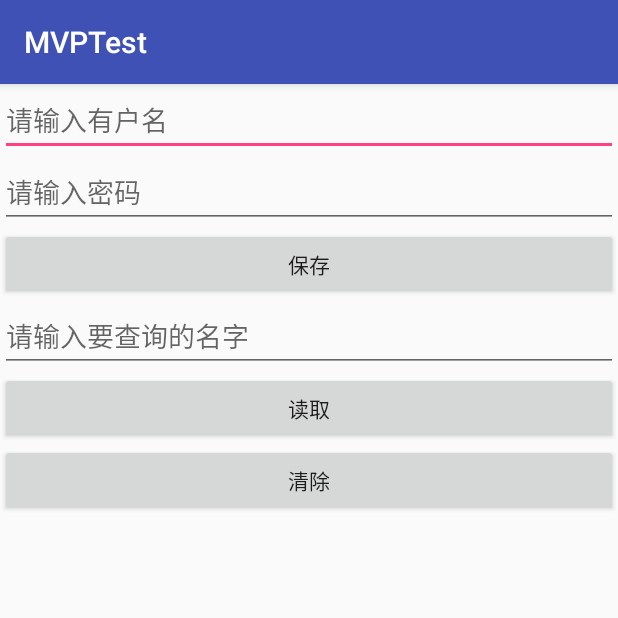
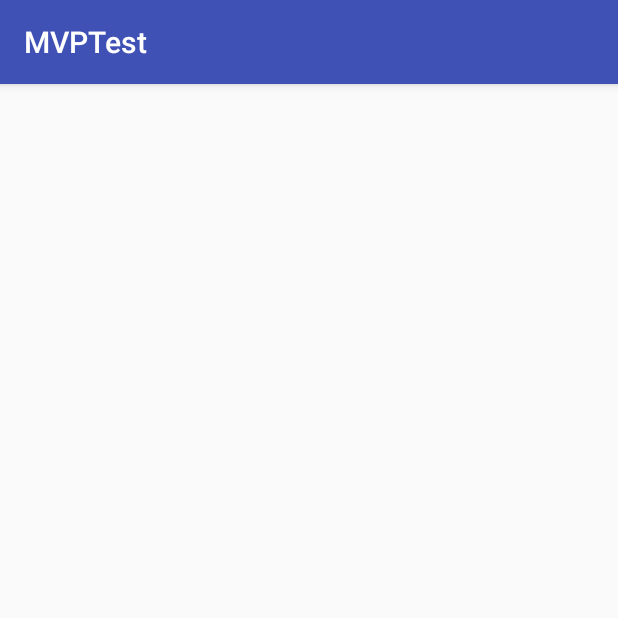
Before and after one commit to tudouloveloli/MVPTest, an Android app: the MainActivity screen opened directly, with no data from a screen before it, on a phone screen of 412 x 824 dp, the top half of it. Run offline under Robolectric (Android 15) with nearby library versions, the phone set to English and light mode, and no system bars.

Commit message:
调整结构，完善代码的清晰度

```diff
--- a/app/src/main/java/com/gaoshiwei/mvptest/MainActivity.java
+++ b/app/src/main/java/com/gaoshiwei/mvptest/MainActivity.java
@@ -2,7 +2,6 @@ package com.gaoshiwei.mvptest;
 
 import android.support.v7.app.AppCompatActivity;
 import android.os.Bundle;
-import android.widget.EditText;
 
 public class MainActivity extends AppCompatActivity{
 
@@ -11,5 +10,4 @@ public class MainActivity extends AppCompatActivity{
         super.onCreate(savedInstanceState);
         setContentView(R.layout.activity_main);
     }
-
 }
--- a/app/src/main/java/com/gaoshiwei/mvptest/UserLoginActivity.java
+++ b/app/src/main/java/com/gaoshiwei/mvptest/UserLoginActivity.java
@@ -8,11 +8,13 @@ import android.widget.EditText;
 import android.widget.ProgressBar;
 import android.widget.Toast;
 
+import com.gaoshiwei.mvptest.R;
 import com.gaoshiwei.mvptest.bean.User;
 import com.gaoshiwei.mvptest.presenter.UserLoginPresenter;
 import com.gaoshiwei.mvptest.view.IUserLoginView;
 
 public class UserLoginActivity extends AppCompatActivity implements IUserLoginView {
+
     private EditText mEtUsername, mEtPassword;
     private Button mBtnLogin, mBtnClear;
     private ProgressBar mPbLoading;
@@ -26,6 +28,9 @@ public class UserLoginActivity extends AppCompatActivity implements IUserLoginVi
 
     }
 
+    /**
+     * init View
+     */
     private void initView() {
 
         mEtUsername = (EditText) findViewById(R.id.edit_name);
--- a/app/src/main/java/com/gaoshiwei/mvptest/model/IUserBiz.java
+++ b/app/src/main/java/com/gaoshiwei/mvptest/model/IUserModel.java
@@ -4,7 +4,7 @@ package com.gaoshiwei.mvptest.model;
  * Created by gaoshiwei on 2017/6/14.
  */
 
-public interface IUserBiz {
+public interface IUserModel {
     void login(String name,String password,OnLoginListener loginListener);
 
 }
--- a/app/src/main/java/com/gaoshiwei/mvptest/model/OnLoginListener.java
+++ b/app/src/main/java/com/gaoshiwei/mvptest/model/OnLoginListener.java
@@ -7,7 +7,6 @@ import com.gaoshiwei.mvptest.bean.User;
  */
 
 /**
- *
  * 一个回调接口来通知登录的状态
  */
 public interface OnLoginListener {
--- a/app/src/main/java/com/gaoshiwei/mvptest/model/UserBiz.java
+++ b/app/src/main/java/com/gaoshiwei/mvptest/model/UserModel.java
@@ -7,7 +7,7 @@ import com.gaoshiwei.mvptest.bean.User;
  * Created by gaoshiwei on 2017/6/14.
  */
 
-public class UserBiz implements IUserBiz {
+public class UserModel implements IUserModel {
     @Override
     public void login(final String username, final String password, final OnLoginListener loginListener) {
         new Thread(new Runnable() {
--- a/app/src/main/java/com/gaoshiwei/mvptest/presenter/UserLoginPresenter.java
+++ b/app/src/main/java/com/gaoshiwei/mvptest/presenter/UserLoginPresenter.java
@@ -3,9 +3,9 @@ package com.gaoshiwei.mvptest.presenter;
 import android.os.Handler;
 
 import com.gaoshiwei.mvptest.bean.User;
-import com.gaoshiwei.mvptest.model.IUserBiz;
+import com.gaoshiwei.mvptest.model.IUserModel;
 import com.gaoshiwei.mvptest.model.OnLoginListener;
-import com.gaoshiwei.mvptest.model.UserBiz;
+import com.gaoshiwei.mvptest.model.UserModel;
 import com.gaoshiwei.mvptest.view.IUserLoginView;
 
 /**
@@ -14,22 +14,25 @@ import com.gaoshiwei.mvptest.view.IUserLoginView;
 
 public class UserLoginPresenter {
 
-    private IUserBiz userBiz;
+    private IUserModel userModel;
     private IUserLoginView userLoginView;
-
+    // handler 对象
     private Handler mHandler = new Handler();
 
-    public UserLoginPresenter(IUserLoginView userLoginView){
+    public UserLoginPresenter(IUserLoginView userLoginView) {
 
-        this.userLoginView=userLoginView;
-        this.userBiz=new UserBiz();
+        this.userLoginView = userLoginView;
+        this.userModel = new UserModel();
 
     }
 
+    /**
+     * login
+     */
 
     public void login() {
         userLoginView.showLoading();
-        userBiz.login(userLoginView.getUserName(), userLoginView.getPassword(), new OnLoginListener() {
+        userModel.login(userLoginView.getUserName(), userLoginView.getPassword(), new OnLoginListener() {
             @Override
             public void loginSuccess(final User user) {
                 //需要在UI线程执行
@@ -62,10 +65,11 @@ public class UserLoginPresenter {
         });
 
 
-
-
     }
 
+    /**
+     * clean status
+     */
     public void clear() {
         userLoginView.clearUserName();
         userLoginView.clearPassword();
--- a/app/src/main/java/com/gaoshiwei/mvptest/view/IUserLoginView.java
+++ b/app/src/main/java/com/gaoshiwei/mvptest/view/IUserLoginView.java
@@ -4,10 +4,10 @@ import com.gaoshiwei.mvptest.bean.User;
 
 /**
  * Created by gaoshiwei on 2017/6/14.
- *
  */
 
 public interface IUserLoginView {
+
     String getUserName();
 
     String getPassword();
--- a/app/src/main/res/layout/activity_main.xml
+++ b/app/src/main/res/layout/activity_main.xml
@@ -1,39 +1,6 @@
 <?xml version="1.0" encoding="utf-8"?>
 <LinearLayout xmlns:android="http://schemas.android.com/apk/res/android"
-    android:id="@+id/activity_main"
     android:layout_width="match_parent"
     android:layout_height="match_parent"
     android:orientation="vertical">
-
-    <EditText
-        android:id="@+id/edit1"
-        android:layout_width="match_parent"
-        android:layout_height="wrap_content"
-        android:hint="请输入有户名"/>
-    <EditText
-        android:id="@+id/edit2"
-        android:layout_width="match_parent"
-        android:layout_height="wrap_content"
-        android:hint="请输入密码"/>
-    <Button
-        android:layout_width="match_parent"
-        android:layout_height="wrap_content"
-        android:onClick="save"
-        android:text="保存"/>
-    <EditText
-        android:id="@+id/edit3"
-        android:layout_width="match_parent"
-        android:layout_height="wrap_content"
-        android:hint="请输入要查询的名字"/>
-    <Button
-        android:layout_width="match_parent"
-        android:layout_height="wrap_content"
-        android:onClick="read"
-        android:text="读取"/>
-
-    <Button
-        android:layout_width="match_parent"
-        android:layout_height="wrap_content"
-        android:onClick="clear"
-        android:text="清除"/>
 </LinearLayout>
```
